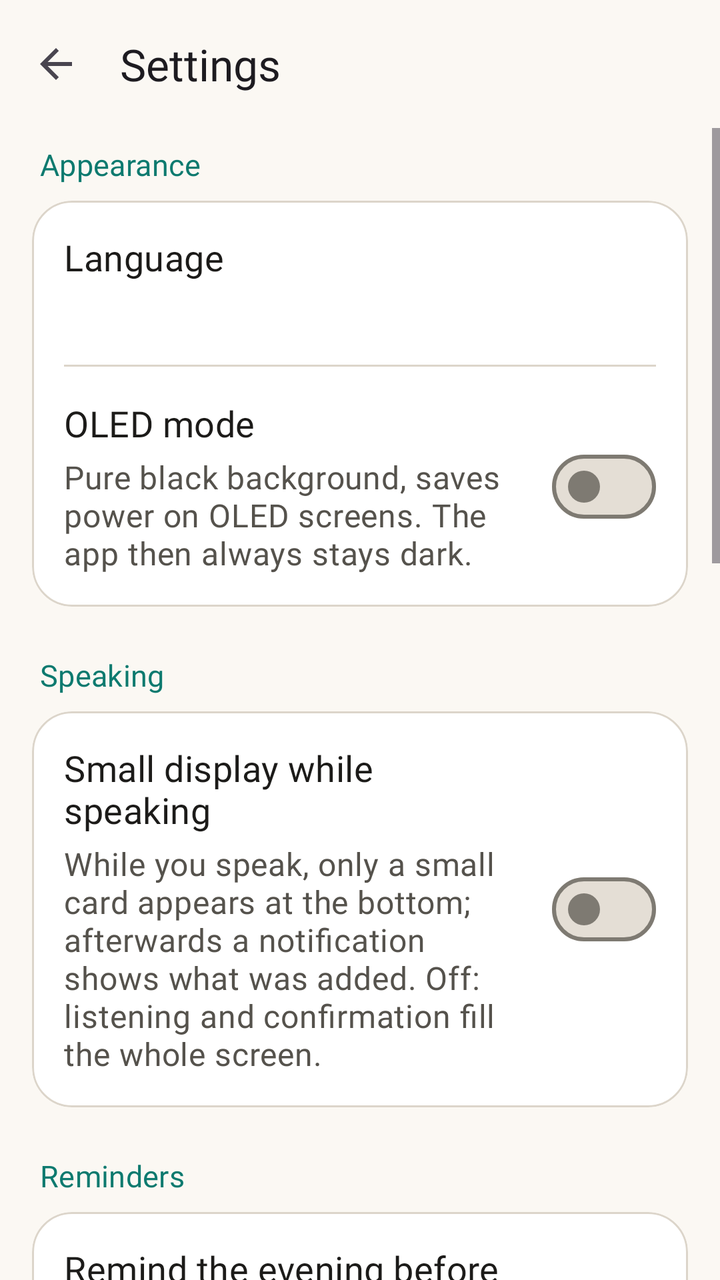
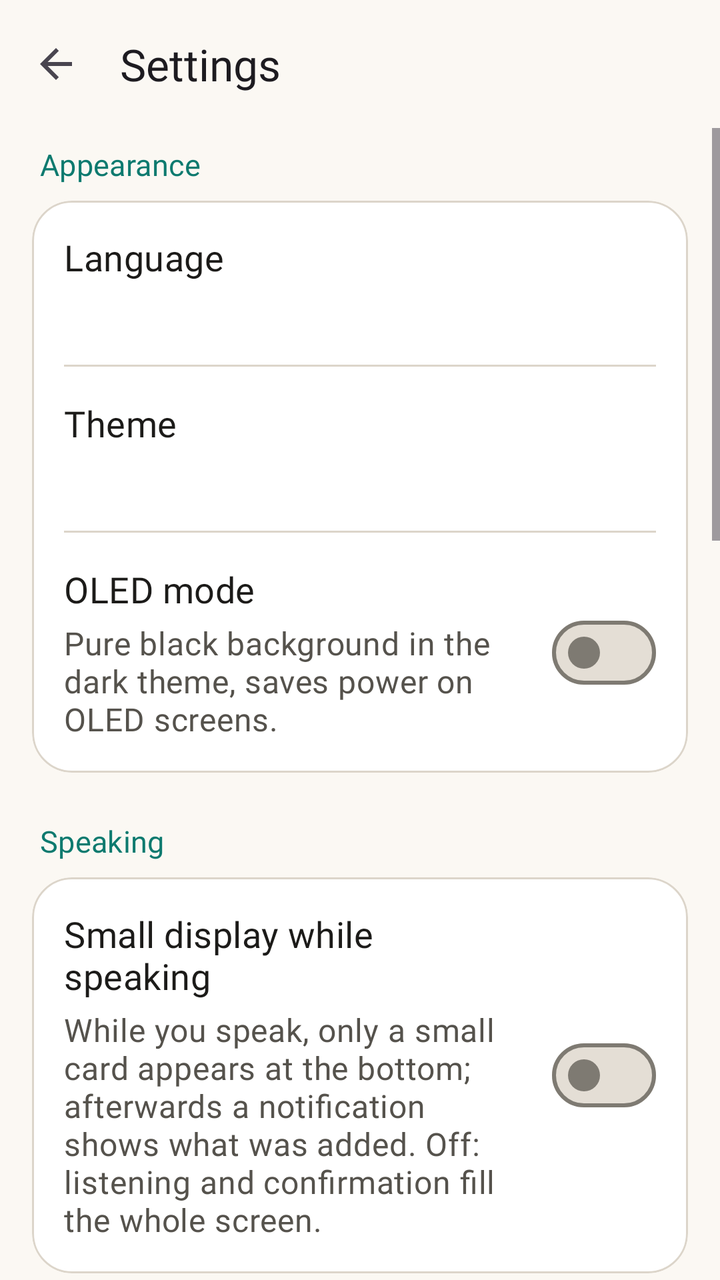

Two renders of the same Android screen: before a commit and after it. Below are the layout's source before the change and the commit's diff.
<!-- AndroidManifest.xml: application theme Theme.Merks -->
<!-- res/layout/activity_settings.xml -->
<?xml version="1.0" encoding="utf-8"?>
<LinearLayout xmlns:android="http://schemas.android.com/apk/res/android"
    xmlns:app="http://schemas.android.com/apk/res-auto"
    android:layout_width="match_parent"
    android:layout_height="match_parent"
    android:background="?android:attr/colorBackground"
    android:fitsSystemWindows="true"
    android:orientation="vertical">

    <com.google.android.material.appbar.MaterialToolbar
        android:id="@+id/toolbar"
        android:layout_width="match_parent"
        android:layout_height="?attr/actionBarSize"
        app:navigationContentDescription="@string/back"
        app:navigationIcon="@drawable/ic_arrow_back"
        app:title="@string/settings"
        app:titleTextAppearance="?attr/textAppearanceTitleLarge" />

    <ScrollView
        android:layout_width="match_parent"
        android:layout_height="0dp"
        android:layout_weight="1">

        
        <LinearLayout
            android:id="@+id/settings_root"
            android:layout_width="match_parent"
            android:layout_height="wrap_content"
            android:focusable="true"
            android:focusableInTouchMode="true"
            android:importantForAccessibility="no"
            android:orientation="vertical"
            android:paddingHorizontal="16dp"
            android:paddingBottom="24dp">

            <TextView
                style="@style/Merks.SectionLabel"
                android:layout_marginTop="8dp"
                android:text="@string/section_look" />

            <com.google.android.material.card.MaterialCardView
                style="@style/Widget.Material3.CardView.Filled"
                android:layout_width="match_parent"
                android:layout_height="wrap_content"
                app:cardBackgroundColor="?attr/colorSurfaceContainerLowest"
                app:cardCornerRadius="20dp"
                app:strokeColor="?attr/colorOutlineVariant"
                app:strokeWidth="1dp">

                <LinearLayout
                    android:layout_width="match_parent"
                    android:layout_height="wrap_content"
                    android:orientation="vertical">

                <LinearLayout
                    android:id="@+id/row_language"
                    android:layout_width="match_parent"
                    android:layout_height="wrap_content"
                    android:background="?attr/selectableItemBackground"
                    android:minHeight="72dp"
                    android:orientation="vertical"
                    android:padding="16dp">

                    <TextView
                        android:layout_width="match_parent"
                        android:layout_height="wrap_content"
                        android:text="@string/settings_language"
                        android:textAppearance="?attr/textAppearanceTitleMedium"
                        android:textColor="?attr/colorOnSurface" />

                    <TextView
                        android:id="@+id/language_value"
                        android:layout_width="match_parent"
                        android:layout_height="wrap_content"
                        android:layout_marginTop="4dp"
                        android:textAppearance="?attr/textAppearanceBodyMedium"
                        android:textColor="?attr/colorPrimary" />
                </LinearLayout>

                <com.google.android.material.divider.MaterialDivider
                    android:layout_width="match_parent"
                    android:layout_height="wrap_content"
                    android:layout_marginHorizontal="16dp"
                    app:dividerColor="?attr/colorOutlineVariant" />

                <LinearLayout
                    android:id="@+id/row_oled"
                    android:layout_width="match_parent"
                    android:layout_height="wrap_content"
                    android:background="?attr/selectableItemBackground"
                    android:gravity="center_vertical"
                    android:orientation="horizontal"
                    android:padding="16dp">

                    <LinearLayout
                        android:layout_width="0dp"
                        android:layout_height="wrap_content"
                        android:layout_weight="1"
                        android:orientation="vertical">

                        <TextView
                            android:layout_width="match_parent"
                            android:layout_height="wrap_content"
                            android:text="@string/settings_oled"
                            android:textAppearance="?attr/textAppearanceTitleMedium"
                            android:textColor="?attr/colorOnSurface" />

                        <TextView
                            android:layout_width="match_parent"
                            android:layout_height="wrap_content"
                            android:layout_marginTop="4dp"
                            android:text="@string/settings_oled_hint"
                            android:textAppearance="?attr/textAppearanceBodyMedium"
                            android:textColor="?attr/colorOnSurfaceVariant" />
                    </LinearLayout>

                    <com.google.android.material.materialswitch.MaterialSwitch
                        android:id="@+id/oled"
                        android:layout_width="wrap_content"
                        android:layout_height="wrap_content"
                        android:layout_marginStart="12dp"
                        android:contentDescription="@string/settings_oled" />
                </LinearLayout>
                </LinearLayout>
            </com.google.android.material.card.MaterialCardView>

            <TextView
                style="@style/Merks.SectionLabel"
                android:text="@string/section_recording" />

            <com.google.android.material.card.MaterialCardView
                style="@style/Widget.Material3.CardView.Filled"
                android:layout_width="match_parent"
                android:layout_height="wrap_content"
                app:cardBackgroundColor="?attr/colorSurfaceContainerLowest"
                app:cardCornerRadius="20dp"
                app:strokeColor="?attr/colorOutlineVariant"
                app:strokeWidth="1dp">

                <LinearLayout
                    android:id="@+id/row_compact"
                    android:layout_width="match_parent"
                    android:layout_height="wrap_content"
                    android:background="?attr/selectableItemBackground"
                    android:gravity="center_vertical"
                    android:orientation="horizontal"
                    android:padding="16dp">

                    <LinearLayout
                        android:layout_width="0dp"
                        android:layout_height="wrap_content"
                        android:layout_weight="1"
                        android:orientation="vertical">

                        <TextView
                            android:layout_width="match_parent"
                            android:layout_height="wrap_content"
                            android:text="@string/settings_compact"
                            android:textAppearance="?attr/textAppearanceTitleMedium"
                            android:textColor="?attr/colorOnSurface" />

                        <TextView
                            android:layout_width="match_parent"
                            android:layout_height="wrap_content"
                            android:layout_marginTop="4dp"
                            android:text="@string/settings_compact_hint"
                            android:textAppearance="?attr/textAppearanceBodyMedium"
                            android:textColor="?attr/colorOnSurfaceVariant" />
                    </LinearLayout>

                    <com.google.android.material.materialswitch.MaterialSwitch
                        android:id="@+id/compact"
                        android:layout_width="wrap_content"
                        android:layout_height="wrap_content"
                        android:layout_marginStart="12dp"
                        android:contentDescription="@string/settings_compact" />
                </LinearLayout>
            </com.google.android.material.card.MaterialCardView>

            <TextView
                style="@style/Merks.SectionLabel"
                android:text="@string/section_reminders" />

            <com.google.android.material.card.MaterialCardView
                style="@style/Widget.Material3.CardView.Filled"
                android:layout_width="match_parent"
                android:layout_height="wrap_content"
                app:cardBackgroundColor="?attr/colorSurfaceContainerLowest"
                app:cardCornerRadius="20dp"
                app:strokeColor="?attr/colorOutlineVariant"
                app:strokeWidth="1dp">

                <LinearLayout
                    android:id="@+id/row_eve"
                    android:layout_width="match_parent"
                    android:layout_height="wrap_content"
                    android:background="?attr/selectableItemBackground"
                    android:gravity="center_vertical"
                    android:orientation="horizontal"
                    android:padding="16dp">

                    <LinearLayout
                        android:layout_width="0dp"
                        android:layout_height="wrap_content"
                        android:layout_weight="1"
                        android:orientation="vertical">

                        <TextView
                            android:layout_width="match_parent"
                            android:layout_height="wrap_content"
                            android:text="@string/settings_eve"
                            android:textAppearance="?attr/textAppearanceTitleMedium"
                            android:textColor="?attr/colorOnSurface" />

                        <TextView
                            android:layout_width="match_parent"
                            android:layout_height="wrap_content"
                            android:layout_marginTop="4dp"
                            android:text="@string/settings_eve_hint"
                            android:textAppearance="?attr/textAppearanceBodyMedium"
                            android:textColor="?attr/colorOnSurfaceVariant" />
                    </LinearLayout>

                    <com.google.android.material.materialswitch.MaterialSwitch
                        android:id="@+id/eve_before"
                        android:layout_width="wrap_content"
                        android:layout_height="wrap_content"
                        android:layout_marginStart="12dp"
                        android:contentDescription="@string/settings_eve" />
                </LinearLayout>
            </com.google.android.material.card.MaterialCardView>

            <TextView
                style="@style/Merks.SectionLabel"
                android:text="@string/section_app" />

            <com.google.android.material.card.MaterialCardView
                style="@style/Widget.Material3.CardView.Filled"
                android:layout_width="match_parent"
                android:layout_height="wrap_content"
                app:cardBackgroundColor="?attr/colorSurfaceContainerLowest"
                app:cardCornerRadius="20dp"
                app:strokeColor="?attr/colorOutlineVariant"
                app:strokeWidth="1dp">

                <LinearLayout
                    android:id="@+id/row_updates"
                    android:layout_width="match_parent"
                    android:layout_height="wrap_content"
                    android:background="?attr/selectableItemBackground"
                    android:gravity="center_vertical"
                    android:orientation="horizontal"
                    android:padding="16dp">

                    <LinearLayout
                        android:layout_width="0dp"
                        android:layout_height="wrap_content"
                        android:layout_weight="1"
                        android:orientation="vertical">

                        <TextView
                            android:layout_width="match_parent"
                            android:layout_height="wrap_content"
                            android:text="@string/settings_updates"
                            android:textAppearance="?attr/textAppearanceTitleMedium"
                            android:textColor="?attr/colorOnSurface" />

                        <TextView
                            android:layout_width="match_parent"
                            android:layout_height="wrap_content"
                            android:layout_marginTop="4dp"
                            android:text="@string/settings_updates_hint"
                            android:textAppearance="?attr/textAppearanceBodyMedium"
                            android:textColor="?attr/colorOnSurfaceVariant" />
                    </LinearLayout>

                    <com.google.android.material.materialswitch.MaterialSwitch
                        android:id="@+id/updates"
                        android:layout_width="wrap_content"
                        android:layout_height="wrap_content"
                        android:layout_marginStart="12dp"
                        android:contentDescription="@string/settings_updates" />
                </LinearLayout>
            </com.google.android.material.card.MaterialCardView>

            <TextView
                style="@style/Merks.SectionLabel"
                android:text="@string/settings_ai_title" />

            <com.google.android.material.card.MaterialCardView
                style="@style/Widget.Material3.CardView.Filled"
                android:layout_width="match_parent"
                android:layout_height="wrap_content"
                app:cardBackgroundColor="?attr/colorSurfaceContainerLowest"
                app:cardCornerRadius="20dp"
                app:strokeColor="?attr/colorOutlineVariant"
                app:strokeWidth="1dp">

                <LinearLayout
                    android:layout_width="match_parent"
                    android:layout_height="wrap_content"
                    android:orientation="vertical"
                    android:padding="16dp">

                    <TextView
                        android:layout_width="match_parent"
                        android:layout_height="wrap_content"
                        android:text="@string/settings_ai_text"
                        android:textAppearance="?attr/textAppearanceBodyMedium"
                        android:textColor="?attr/colorOnSurfaceVariant" />

                    <com.google.android.material.textfield.TextInputLayout
                        style="@style/Widget.Material3.TextInputLayout.OutlinedBox"
                        android:layout_width="match_parent"
                        android:layout_height="wrap_content"
                        android:layout_marginTop="16dp"
                        android:hint="@string/settings_ai_hint"
                        app:boxCornerRadiusBottomEnd="14dp"
                        app:boxCornerRadiusBottomStart="14dp"
                        app:boxCornerRadiusTopEnd="14dp"
                        app:boxCornerRadiusTopStart="14dp">

                        <com.google.android.material.textfield.TextInputEditText
                            android:id="@+id/api_key"
                            android:layout_width="match_parent"
                            android:layout_height="wrap_content"
                            android:imeOptions="actionDone"
                            android:importantForAutofill="no"
                            android:inputType="textVisiblePassword"
                            android:minHeight="56dp"
                            android:textAppearance="?attr/textAppearanceBodyLarge" />
                    </com.google.android.material.textfield.TextInputLayout>

                    <com.google.android.material.textfield.TextInputLayout
                        style="@style/Widget.Material3.TextInputLayout.OutlinedBox"
                        android:layout_width="match_parent"
                        android:layout_height="wrap_content"
                        android:layout_marginTop="12dp"
                        android:hint="@string/settings_model_title"
                        app:boxCornerRadiusBottomEnd="14dp"
                        app:boxCornerRadiusBottomStart="14dp"
                        app:boxCornerRadiusTopEnd="14dp"
                        app:boxCornerRadiusTopStart="14dp"
                        app:helperText="@string/settings_model_label"
                        app:helperTextEnabled="true"
                        app:placeholderText="@string/settings_model_hint">

                        <com.google.android.material.textfield.TextInputEditText
                            android:id="@+id/model"
                            android:layout_width="match_parent"
                            android:layout_height="wrap_content"
                            android:imeOptions="actionDone"
                            android:importantForAutofill="no"
                            android:inputType="textVisiblePassword"
                            android:minHeight="56dp"
                            android:textAppearance="?attr/textAppearanceBodyLarge" />
                    </com.google.android.material.textfield.TextInputLayout>

                    
                    <TextView
                        android:id="@+id/ai_status"
                        android:layout_width="match_parent"
                        android:layout_height="wrap_content"
                        android:layout_marginTop="16dp"
                        android:background="@drawable/badge_bg"
                        android:backgroundTint="?attr/colorSurfaceContainer"
                        android:padding="14dp"
                        android:textAppearance="?attr/textAppearanceBodyMedium"
                        android:textColor="?attr/colorOnSurface"
                        android:textIsSelectable="true" />

                    <Button
                        android:id="@+id/test"
                        style="@style/Widget.Merks.Button.Tonal"
                        android:layout_width="match_parent"
                        android:layout_height="wrap_content"
                        android:layout_marginTop="12dp"
                        android:minHeight="56dp"
                        android:text="@string/settings_test" />
                </LinearLayout>
            </com.google.android.material.card.MaterialCardView>

            <Button
                android:id="@+id/save"
                style="@style/Widget.Merks.Button.Big"
                android:layout_width="match_parent"
                android:layout_height="wrap_content"
                android:layout_marginTop="24dp"
                android:text="@string/done" />
        </LinearLayout>
    </ScrollView>
</LinearLayout>
<!-- resources referenced by this layout -->
<resources>
  <string name="back">Back</string>
  <string name="done">Done</string>
  <string name="section_app">App</string>
  <string name="section_look">Appearance</string>
  <string name="section_recording">Speaking</string>
  <string name="section_reminders">Reminders</string>
  <string name="settings">Settings</string>
  <string name="settings_ai_hint">API key (sk-ant-…)</string>
  <string name="settings_ai_text">Without a key, the app understands clear phrases like “tomorrow at 10” on its own. With an Anthropic API key it also understands free speech; the spoken text is then sent to Anthropic. Without internet, the built-in rules take over automatically.</string>
  <string name="settings_ai_title">Better understanding with AI (optional)</string>
  <string name="settings_compact">Small display while speaking</string>
  <string name="settings_compact_hint">While you speak, only a small card appears at the bottom; afterwards a notification shows what was added. Off: listening and confirmation fill the whole screen.</string>
  <string name="settings_eve">Remind the evening before</string>
  <string name="settings_eve_hint">Appointments also notify you at 6 pm on the day before.</string>
  <string name="settings_language">Language</string>
  <string name="settings_model_hint" translatable="false">claude-haiku-5-5</string>
  <string name="settings_model_label">Leave empty for the default. Key and model are checked as soon as you leave a field.</string>
  <string name="settings_model_title">Model</string>
  <string name="settings_oled">OLED mode</string>
  <string name="settings_oled_hint">Pure black background, saves power on OLED screens. The app then always stays dark.</string>
  <string name="settings_test">Test AI now</string>
  <string name="settings_updates">Check for updates</string>
  <string name="settings_updates_hint">Asks GitHub at most once a day whether a new version is available. No personal data is sent.</string>
  <color name="m_primary">#0D7A6F</color>
  <color name="m_on_primary">#FFFFFF</color>
  <color name="m_primary_container">#C6EDE7</color>
  <color name="m_on_primary_container">#00332D</color>
  <color name="m_secondary">#8A5A00</color>
  <color name="m_on_secondary">#FFFFFF</color>
  <color name="m_secondary_container">#FFE2B6</color>
  <color name="m_on_secondary_container">#2C1A00</color>
  <color name="m_background">#FBF8F3</color>
  <color name="m_on_background">#1C1B19</color>
  <color name="m_surface">#FBF8F3</color>
  <color name="m_on_surface">#1C1B19</color>
  <color name="m_surface_variant">#ECE6DC</color>
  <color name="m_on_surface_variant">#55524C</color>
  <color name="m_surface_container_lowest">#FFFFFF</color>
  <color name="m_surface_container_low">#F5F1EA</color>
  <color name="m_surface_container">#F0EBE3</color>
  <color name="m_surface_container_high">#EAE5DC</color>
  <color name="m_surface_container_highest">#E4DED5</color>
  <color name="m_outline">#7E7A72</color>
  <color name="m_outline_variant">#DCD5CA</color>
  <color name="m_error">#B3261E</color>
  <color name="m_on_error">#FFFFFF</color>
  <color name="m_inverse_surface">#31302D</color>
  <color name="m_inverse_on_surface">#F4F0EA</color>
  <color name="m_inverse_primary">#7FD8CB</color>
  <style name="TextAppearance.Merks.HeadlineSmall" parent="TextAppearance.Material3.HeadlineSmall">
          <item name="android:fontFamily">@font/nunito_extrabold</item>
          <item name="fontFamily">@font/nunito_extrabold</item>
      </style>
  <style name="TextAppearance.Merks.LabelMedium" parent="TextAppearance.Material3.LabelMedium">
          <item name="android:fontFamily">@font/nunito_semibold</item>
          <item name="fontFamily">@font/nunito_semibold</item>
      </style>
  <style name="TextAppearance.Merks.LabelSmall" parent="TextAppearance.Material3.LabelSmall">
          <item name="android:fontFamily">@font/nunito_semibold</item>
          <item name="fontFamily">@font/nunito_semibold</item>
      </style>
  <!-- unchanged entries left out for length: 14 -->
</resources>

<!-- the commit's change to res/layout/activity_settings.xml (unified diff, before → after) -->
@@ -84,6 +84,37 @@
                     app:dividerColor="?attr/colorOutlineVariant" />
 
                 <LinearLayout
+                    android:id="@+id/row_theme"
+                    android:layout_width="match_parent"
+                    android:layout_height="wrap_content"
+                    android:background="?attr/selectableItemBackground"
+                    android:minHeight="72dp"
+                    android:orientation="vertical"
+                    android:padding="16dp">
+
+                    <TextView
+                        android:layout_width="match_parent"
+                        android:layout_height="wrap_content"
+                        android:text="@string/settings_theme"
+                        android:textAppearance="?attr/textAppearanceTitleMedium"
+                        android:textColor="?attr/colorOnSurface" />
+
+                    <TextView
+                        android:id="@+id/theme_value"
+                        android:layout_width="match_parent"
+                        android:layout_height="wrap_content"
+                        android:layout_marginTop="4dp"
+                        android:textAppearance="?attr/textAppearanceBodyMedium"
+                        android:textColor="?attr/colorPrimary" />
+                </LinearLayout>
+
+                <com.google.android.material.divider.MaterialDivider
+                    android:layout_width="match_parent"
+                    android:layout_height="wrap_content"
+                    android:layout_marginHorizontal="16dp"
+                    app:dividerColor="?attr/colorOutlineVariant" />
+
+                <LinearLayout
                     android:id="@+id/row_oled"
                     android:layout_width="match_parent"
                     android:layout_height="wrap_content"
<!-- resource entries referenced after the edit -->
@@ -19,8 +19,9 @@
   <string name="settings_model_label">Leave empty for the default. Key and model are checked as soon as you leave a field.</string>
   <string name="settings_model_title">Model</string>
   <string name="settings_oled">OLED mode</string>
-  <string name="settings_oled_hint">Pure black background, saves power on OLED screens. The app then always stays dark.</string>
+  <string name="settings_oled_hint">Pure black background in the dark theme, saves power on OLED screens.</string>
   <string name="settings_test">Test AI now</string>
+  <string name="settings_theme">Theme</string>
   <string name="settings_updates">Check for updates</string>
   <string name="settings_updates_hint">Asks GitHub at most once a day whether a new version is available. No personal data is sent.</string>
   <color name="m_primary">#0D7A6F</color>
